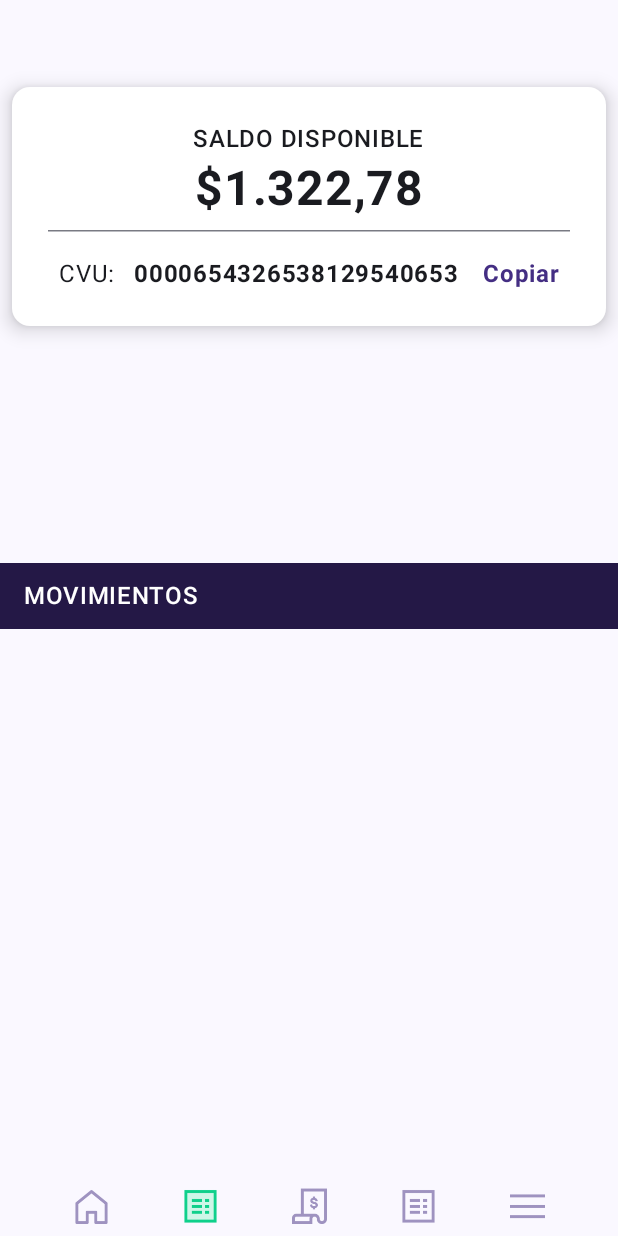
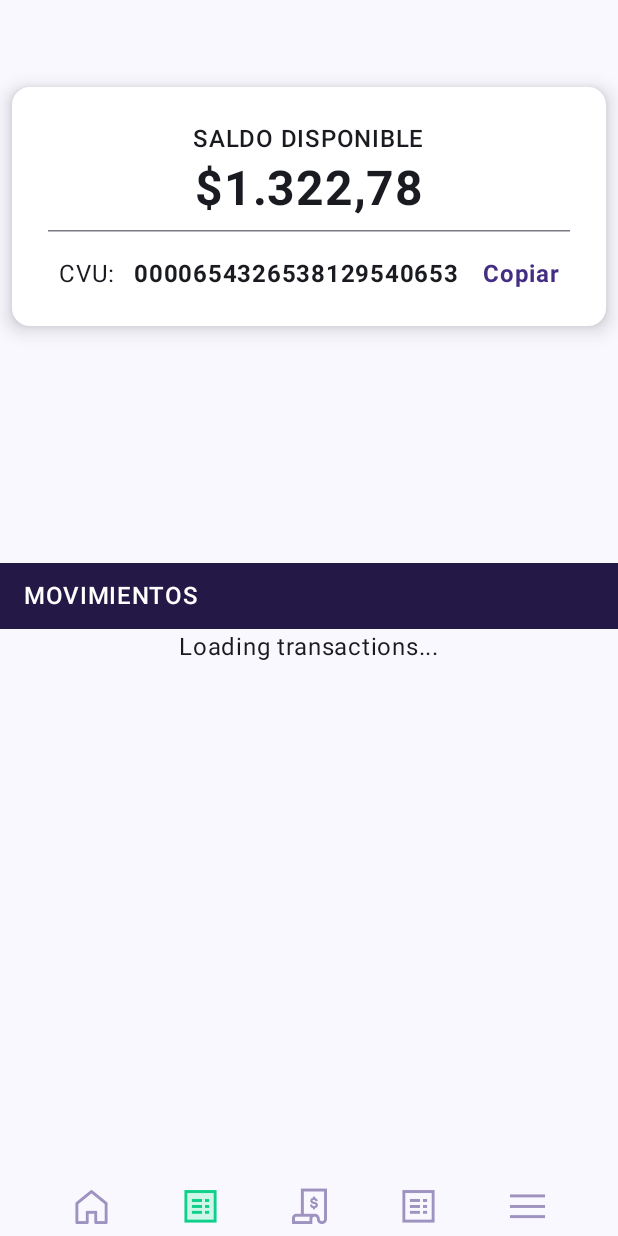
Before and after one commit to AlexLangman/Tp3Parcial, an Android app built with Jetpack Compose: the myAccountRoute screen opened through its navigation route, on a phone screen of 412 x 824 dp. Run offline under Robolectric (Android 15) with nearby library versions, the phone set to English and light mode, and no system bars; our stand-ins replace Firebase (no records; nobody signed in at launch, a user with empty details on screens opened directly), livedata-compose.

Commit message:
adding loading component

```diff
--- a/app/src/main/java/com/example/parcialtp3langmanpoltibohuier/ui/screens/myAccount/MyAccountScreen.kt
+++ b/app/src/main/java/com/example/parcialtp3langmanpoltibohuier/ui/screens/myAccount/MyAccountScreen.kt
@@ -39,6 +39,7 @@ fun myAccountScreen() {
     val viewModel: MyAccountViewModel = viewModel()
     val payments by viewModel.payments.observeAsState(emptyList())
     val SUBTITLE = "MOVIMIENTOS"
+    val LOADING = "Loading transactions..."
 
     // Llama a fetchPayments() una vez cuando el Composable se lanza
     LaunchedEffect(Unit) {
@@ -82,7 +83,9 @@ fun myAccountScreen() {
                 }
             }
         }
-
+        else {
+            Text(text = LOADING)
+        }
     }
 }
 
```
